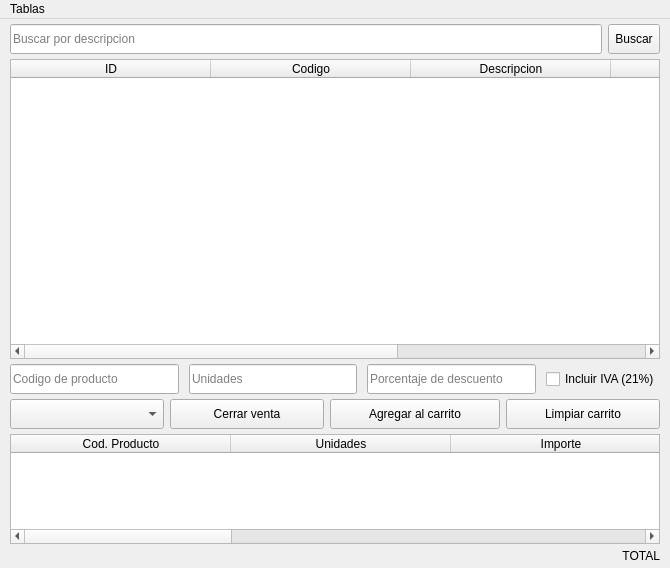
The window that uis/interfazGestor.ui (schulz-franco/gestor_de_ventas) describes before a commit, drawn with Qt 5.
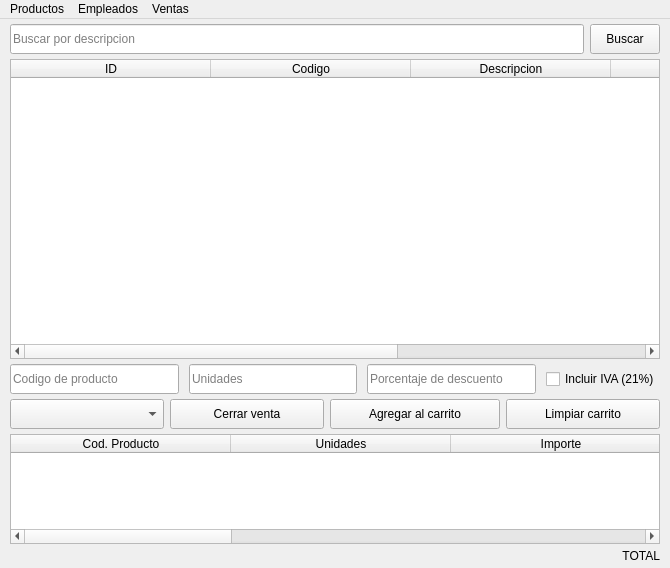
The same window after the commit.

```diff
--- a/uis/interfazGestor.ui
+++ b/uis/interfazGestor.ui
@@ -129,7 +129,7 @@
            <widget class="QToolButton" name="btnBuscar1">
             <property name="minimumSize">
              <size>
-              <width>0</width>
+              <width>70</width>
               <height>30</height>
              </size>
             </property>
@@ -664,18 +664,34 @@
      <x>0</x>
      <y>0</y>
      <width>670</width>
-     <height>24</height>
+     <height>21</height>
     </rect>
    </property>
-   <widget class="QMenu" name="menuGestion">
+   <widget class="QMenu" name="menuProductos">
     <property name="title">
-     <string>Tablas</string>
+     <string>Productos</string>
     </property>
     <addaction name="actionProductos_2"/>
     <addaction name="actionEmpleados"/>
     <addaction name="actionVentas_2"/>
    </widget>
-   <addaction name="menuGestion"/>
+   <widget class="QMenu" name="menuVentas">
+    <property name="title">
+     <string>Ventas</string>
+    </property>
+    <addaction name="actionVentas_3"/>
+    <addaction name="action_exportar_ventas"/>
+   </widget>
+   <widget class="QMenu" name="menuEmpleados">
+    <property name="title">
+     <string>Empleados</string>
+    </property>
+    <addaction name="actionEmpleados_2"/>
+    <addaction name="action_exportar_empleados"/>
+   </widget>
+   <addaction name="menuProductos"/>
+   <addaction name="menuEmpleados"/>
+   <addaction name="menuVentas"/>
   </widget>
   <action name="actionVentas">
    <property name="text">
```
Left out of the diff: 35 changed lines with no effect on the pictures.
